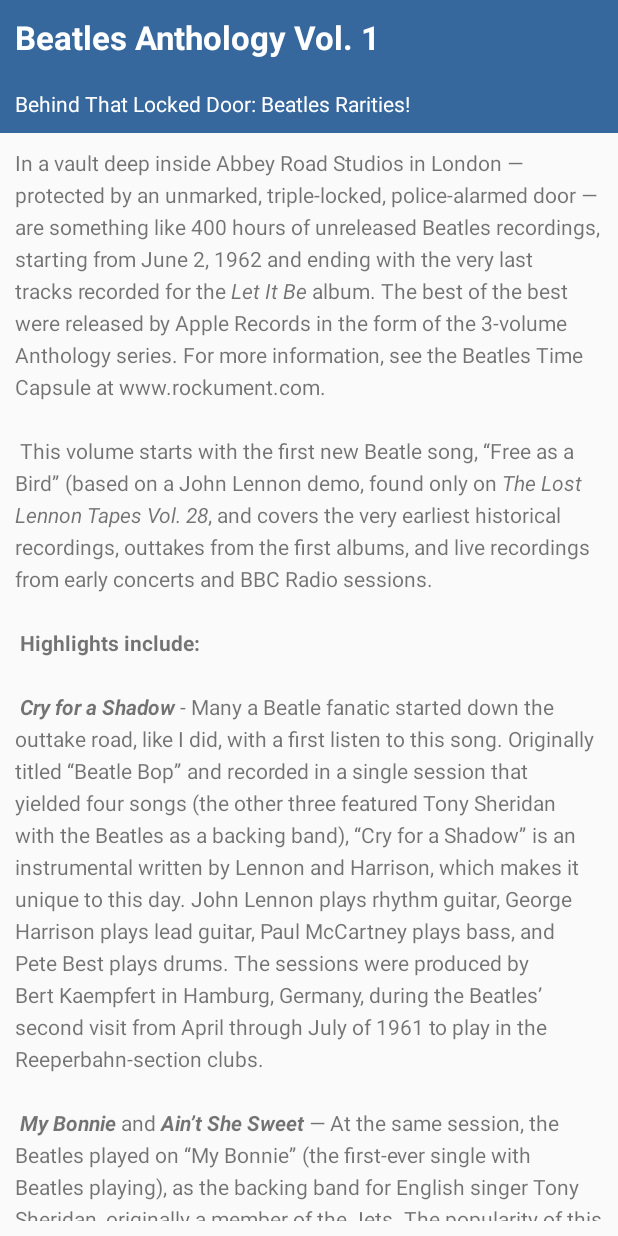
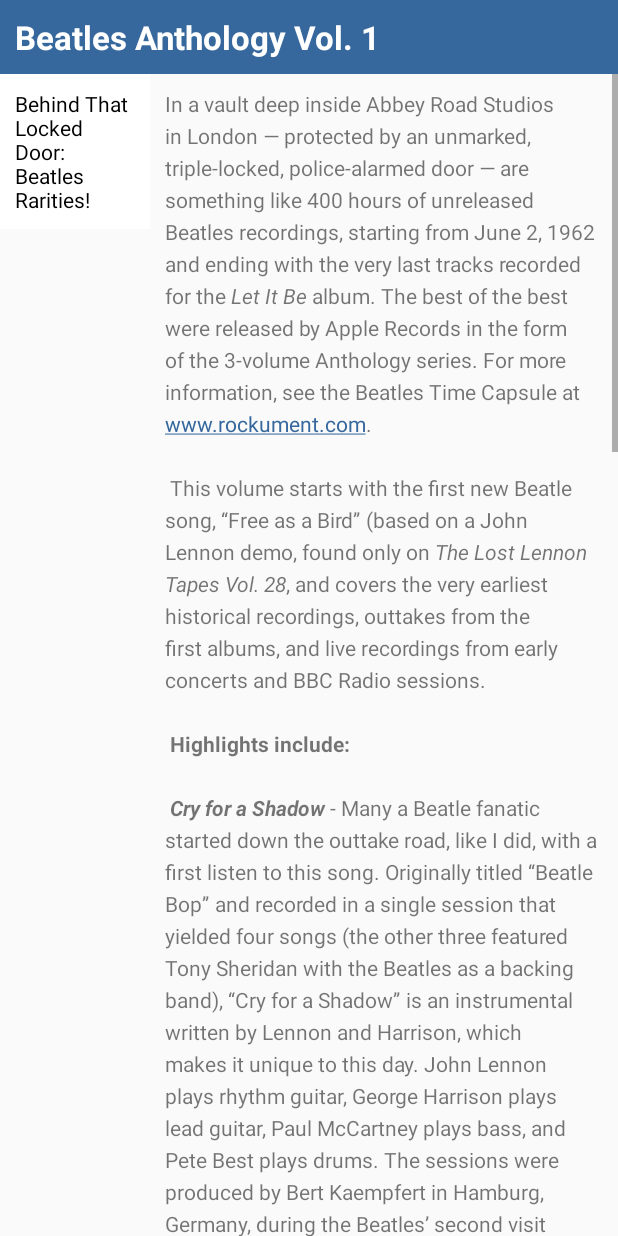
Before and after one commit to cpanou/mobile, an Android app: the layout activity_article.xml on its own in the app's theme, with its tools: preview values and no code run, on a phone screen of 412 x 824 dp. Run offline under Robolectric (Android 15) with nearby library versions, the phone set to English and light mode, and no system bars.

```diff
--- /dev/null
+++ b/HelloWorld/app/src/main/java/com/example/helloworld/counter/Messages.java
@@ -0,0 +1,5 @@
+package com.example.helloworld.counter;
+
+public class Messages {
+    public static String COUNTER_VALUE = Messages.class + ".counter.value";
+}
--- a/HelloWorld/app/src/main/java/com/example/helloworld/counter/EventBinder.java
+++ b/HelloWorld/app/src/main/java/com/example/helloworld/counter/helpers/EventBinder.java
@@ -1,10 +1,10 @@
-package com.example.helloworld.counter;
+package com.example.helloworld.counter.helpers;
 
 import android.util.Log;
 import android.view.View;
 import android.widget.Button;
 
-import com.example.helloworld.MainActivity;
+import com.example.helloworld.counter.CounterActivity;
 
 import java.util.function.Consumer;
 
@@ -13,7 +13,7 @@ public class EventBinder {
     /**
      *  Create a variable to store the activity name, to Use it as a TAG to filter the logs.
      * */
-    private static final String LOG_TAG = MainActivity.class.getSimpleName();
+    private static final String LOG_TAG = CounterActivity.class.getSimpleName();
 
     public static void setButtonHandler(Button button, Consumer<View> consumer) {
         Log.d(LOG_TAG, "init");
--- a/HelloWorld/app/src/main/java/com/example/helloworld/ArticleActivity.java
+++ b/HelloWorld/app/src/main/java/com/example/helloworld/scrollview/ArticleActivity.java
@@ -1,8 +1,10 @@
-package com.example.helloworld;
+package com.example.helloworld.scrollview;
 
 import androidx.appcompat.app.AppCompatActivity;
 
 import android.os.Bundle;
+
+import com.example.helloworld.R;
 
 public class ArticleActivity extends AppCompatActivity {
 
--- a/HelloWorld/app/src/main/res/layout-land/activity_main_variation.xml
+++ b/HelloWorld/app/src/main/res/layout-land/activity_main_variation.xml
@@ -5,7 +5,7 @@ xmlns:tools="http://schemas.android.com/tools"
 android:layout_width="match_parent"
 android:layout_height="match_parent"
 android:orientation="vertical"
-tools:context=".MainActivity">
+tools:context=".counter.CounterActivity">
 
 <Button
     android:id="@+id/button_toast"
--- a/HelloWorld/app/src/main/res/layout/activity_article.xml
+++ b/HelloWorld/app/src/main/res/layout/activity_article.xml
@@ -3,7 +3,7 @@
     xmlns:tools="http://schemas.android.com/tools"
     android:layout_width="match_parent"
     android:layout_height="match_parent"
-    tools:context=".ArticleActivity">
+    tools:context=".scrollview.ArticleActivity">
 
     <TextView
         android:id="@+id/article_heading"
@@ -18,23 +18,55 @@
         android:textColor="@android:color/white"
         android:textStyle="bold" />
 
+    <LinearLayout
+        android:layout_width="match_parent"
+        android:layout_height="match_parent"
+        android:layout_below="@id/article_heading"
+        android:orientation="horizontal">
+
         <TextView
             android:id="@+id/article_subheading"
-        android:layout_width="match_parent"
+            android:layout_width="100dp"
             android:layout_height="wrap_content"
-        android:layout_below="@id/article_heading"
-        android:background="@color/colorPrimary"
+            android:background="@android:color/white"
             android:padding="@dimen/padding_regular"
             android:text="@string/article_subtitle"
             android:textAppearance="@android:style/TextAppearance.DeviceDefault"
-        android:textColor="@android:color/white" />
+            android:textColor="@android:color/black" />
+
+        <ScrollView
+            android:layout_width="match_parent"
+            android:layout_height="wrap_content">
+
+            <LinearLayout
+                android:layout_width="match_parent"
+                android:layout_height="wrap_content"
+                android:orientation="vertical">
 
                 <TextView
                     android:id="@+id/article"
-        android:layout_width="match_parent"
+                    android:layout_width="wrap_content"
                     android:layout_height="wrap_content"
-        android:layout_below="@id/article_subheading"
+                    android:autoLink="web"
                     android:lineSpacingExtra="@dimen/lie_spacing"
                     android:padding="@dimen/padding_regular"
-        android:text="@string/article_text" />
+                    android:text="@string/article_text"
+                    android:textColorLink="@color/colorPrimary" />
+
+
+                <Button
+                    android:id="@+id/add_comment_button"
+                    android:layout_width="wrap_content"
+                    android:layout_height="wrap_content"
+                    android:layout_marginStart="8dp"
+                    android:layout_marginTop="32dp"
+                    android:background="@color/colorPrimary"
+                    android:padding="8dp"
+                    android:text="@string/add_comment"
+                    android:textColor="@color/colorAccent" />
+            </LinearLayout>
+        </ScrollView>
+
+    </LinearLayout>
+
 </RelativeLayout>
--- a/HelloWorld/app/src/main/res/layout/activity_main_variation.xml
+++ b/HelloWorld/app/src/main/res/layout/activity_main_variation.xml
@@ -7,7 +7,7 @@
     android:layout_height="match_parent"
     android:orientation="vertical"
     android:layout_margin="4dp"
-    tools:context=".MainActivity">
+    tools:context=".counter.CounterActivity">
 
     <Button
         android:id="@+id/toast_button"
--- a/HelloWorld/app/src/main/res/values/dimens.xml
+++ b/HelloWorld/app/src/main/res/values/dimens.xml
@@ -6,4 +6,5 @@
     <dimen name="show_count_text_size_tablet">240sp</dimen>
     <dimen name="padding_regular">10dp</dimen>
     <dimen name="lie_spacing">5sp</dimen>
+    <dimen name="margin_regular">4dp</dimen>
 </resources>
--- a/HelloWorld/app/src/main/res/values/strings.xml
+++ b/HelloWorld/app/src/main/res/values/strings.xml
@@ -29,4 +29,7 @@ This volume starts with the first new Beatle song, “Free as a Bird” (based o
 \n\n
 <b><i>One After 909</i></b> — A song recorded for the <i>Let It Be</i> album was actually worked on way back in the beginning, six years earlier. This take shows how they did it much more slowly, with an R&amp;B feel to it.
 </string>
+    <string name="add_comment">ADD COMMENT</string>
+    <string name="counter_activity_name">1. Counter Activity</string>
+    <string name="scroll_view_activity_name">2. Scroll View Activity</string>
 </resources>
```
Also changed, not shown: HelloWorld/app/src/main/AndroidManifest.xml (+17 -6 lines), HelloWorld/app/src/main/java/com/example/helloworld/MainActivity.java (+15 -24 lines), HelloWorld/app/src/main/java/com/example/helloworld/counter/Counter.java (deleted, +0 -58 lines), HelloWorld/app/src/main/java/com/example/helloworld/counter/CounterActivity.java (added, +50 -0 lines), HelloWorld/app/src/main/java/com/example/helloworld/counter/helpers/Counter.java (added, +71 -0 lines), HelloWorld/app/src/main/res/layout-land/activity_counter.xml (renamed from HelloWorld/app/src/main/res/layout-sw600dp/activity_main.xml, +21 -19 lines), HelloWorld/app/src/main/res/layout-sw600dp/activity_counter.xml (added, +71 -0 lines), HelloWorld/app/src/main/res/layout/activity_counter.xml (renamed from HelloWorld/app/src/main/res/layout-land/activity_main.xml, +21 -27 lines), HelloWorld/app/src/main/res/layout/activity_main.xml (+15 -54 lines). Lines whose indentation alone changed are shown as unchanged.
